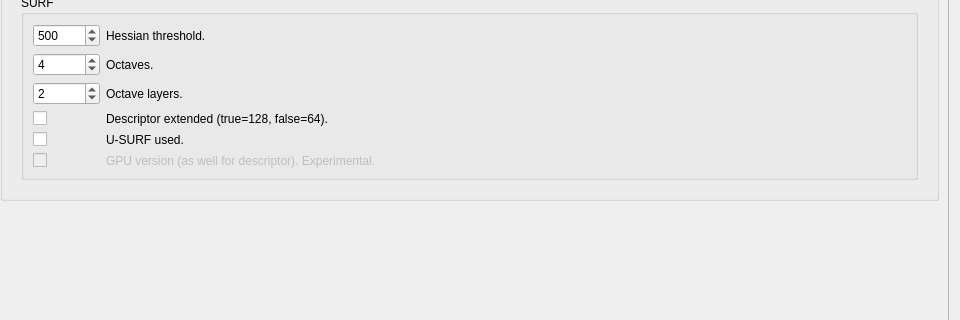
First picture: the form in guilib/src/ui/preferencesDialog.ui, repository introlab/rtabmap, before the edit; both pictures show x 277 to 1237 and y 357 to 677 of the 1237 by 765 pixel window.
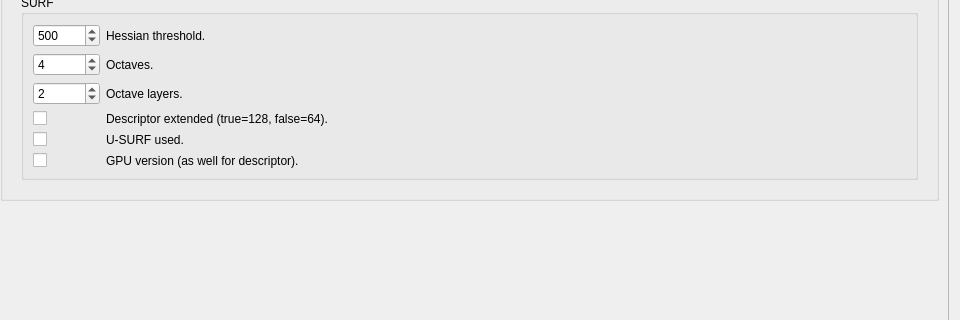
Second picture: the form after the edit. The open tabs and pages were chosen to show the change. Icons and pictures are not drawn. Custom widgets are drawn as their Qt base class.

Patch:
```diff
--- a/guilib/src/ui/preferencesDialog.ui
+++ b/guilib/src/ui/preferencesDialog.ui
@@ -64,8 +64,8 @@
            <rect>
             <x>0</x>
             <y>0</y>
-            <width>939</width>
-            <height>724</height>
+            <width>955</width>
+            <height>685</height>
            </rect>
           </property>
           <layout class="QVBoxLayout" name="verticalLayout_16">
@@ -86,7 +86,7 @@
                 <enum>QFrame::Raised</enum>
                </property>
                <property name="currentIndex">
-                <number>1</number>
+                <number>9</number>
                </property>
                <widget class="QWidget" name="page_22">
                 <layout class="QVBoxLayout" name="verticalLayout_29">
@@ -3048,7 +3048,7 @@
                            <item row="5" column="0">
                             <widget class="QCheckBox" name="surf_checkBox_gpuVersion">
                              <property name="enabled">
-                              <bool>false</bool>
+                              <bool>true</bool>
                              </property>
                              <property name="text">
                               <string/>
@@ -3056,12 +3056,12 @@
                             </widget>
                            </item>
                            <item row="5" column="1">
-                            <widget class="QLabel" name="label_48">
+                            <widget class="QLabel" name="label_surf_checkBox_gpuVersion">
                              <property name="enabled">
-                              <bool>false</bool>
+                              <bool>true</bool>
                              </property>
                              <property name="text">
-                              <string>GPU version (as well for descriptor). Experimental.</string>
+                              <string>GPU version (as well for descriptor).</string>
                              </property>
                              <property name="wordWrap">
                               <bool>true</bool>
```
